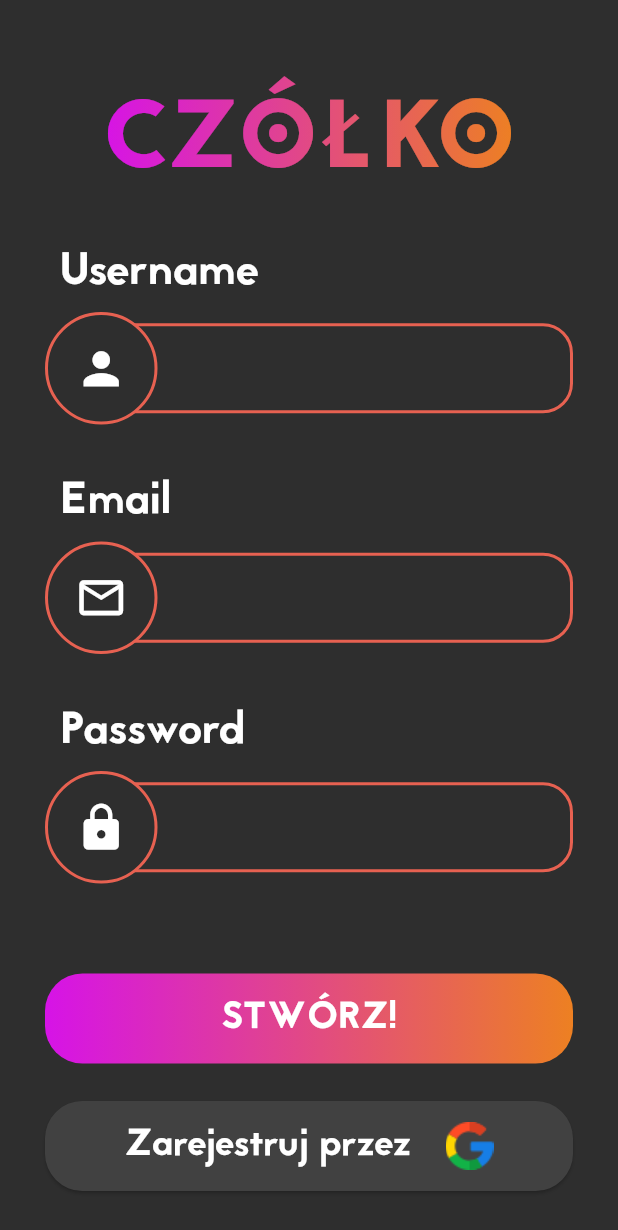
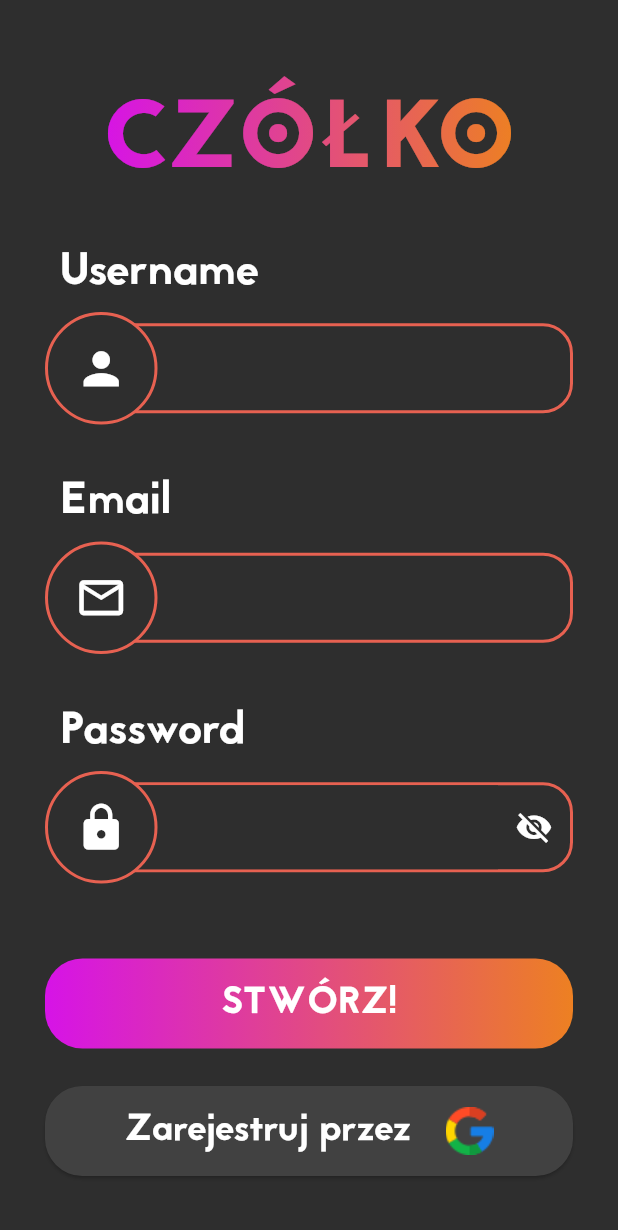
Before and after one commit to Zyza123/gra_czolko, a Flutter app: the Register screen opened directly, on a phone screen of 412 x 824 dp. Shown: the top 1230 px of the screen. Run offline on Flutter 3.47's test engine with Material 3 defaults, Android fonts, the phone set to English and light mode, and no system bars; drawn by our look-alikes of simple_gradient_text; our stand-ins replace firebase_auth, firebase_core, page_transition; accounts and stored records are empty.

Commit message:
dodano rejestrację od strony systemowej

```diff
--- a/lib/login_panels/register.dart
+++ b/lib/login_panels/register.dart
@@ -1,3 +1,4 @@
+import 'package:firebase_auth/firebase_auth.dart';
 import 'package:flutter/material.dart';
 import 'package:simple_gradient_text/simple_gradient_text.dart';
 
@@ -11,6 +12,89 @@
 }
 
 class _RegisterState extends State<Register> {
+
+  Future<void> registerWithEmailPassword(String email, String password, BuildContext context) async {
+    try {
+      final UserCredential userCredential = await FirebaseAuth.instance.createUserWithEmailAndPassword(
+        email: email,
+        password: password,
+      );
+      // Rejestracja zakończona sukcesem, wysyłamy email weryfikacyjny
+      if (userCredential.user != null && !userCredential.user!.emailVerified) {
+        await userCredential.user!.sendEmailVerification();
+        ScaffoldMessenger.of(context).showSnackBar(const SnackBar(content: Text('Pomyślnie utworzono konto\nZweryfikuj adres email aby się zalogować.')));
+
+        // Dodajemy opóźnienie, aby użytkownik mógł przeczytać komunikat
+        await Future.delayed(Duration(seconds: 3));
+
+        // Używamy Navigatora do powrotu do poprzedniego ekranu
+        Navigator.of(context).pop();
+      }
+      // Przekieruj do strony informującej o konieczności weryfikacji email lub do ekranu logowania
+    } on FirebaseAuthException catch (e) {
+      if (e.code == 'weak-password') {
+        ScaffoldMessenger.of(context).showSnackBar(const SnackBar(content: Text('Hasło jest za słabe.')));
+      } else if (e.code == 'email-already-in-use') {
+        ScaffoldMessenger.of(context).showSnackBar(const SnackBar(content: Text('Ten adres email jest już powiązany z innym kontem.')));
+      }
+      return;
+    } catch (e) {
+      debugPrint(e.toString());
+      return;
+    }
+  }
+
+  TextEditingController username = TextEditingController();
+  bool warningUsername = false;
+  TextEditingController email = TextEditingController();
+  bool warningEmail = false;
+  TextEditingController password = TextEditingController();
+  bool warningPassword = false;
+  bool hidePassword = true;
+
+  void resetUsername(){
+    setState(() {warningUsername = false;});
+  }
+  void resetEmail(){
+    setState(() {warningEmail = false;});
+  }
+  void resetPassword(){
+    setState(() {warningPassword = false;});
+  }
+
+
+  @override
+  void initState() {
+    username.addListener(resetUsername);
+    email.addListener(resetEmail);
+    password.addListener(resetPassword);
+    super.initState();
+  }
+
+  @override
+  void dispose() {
+    username.dispose();
+    username.removeListener(resetUsername);
+    email.removeListener(resetEmail);
+    password.removeListener(resetPassword);
+    super.dispose();
+  }
+
+  bool validateRegistration(){
+    setState(() {
+      // checking username
+      warningUsername = username.text.isEmpty;
+      // checking email
+      RegExp emailRegex = RegExp(r'^.+@.+\..+$');
+      warningEmail = !(emailRegex.hasMatch(email.text) && email.text.length >= 6);
+      // checking password
+      warningPassword = !(password.text.length >= 6);
+    });
+    // odwracam (jesli wszystkie to false to znaczy że po zamianie są wszystkei true to jest poprawnie)
+    bool isFormValid = !warningUsername && !warningEmail && !warningPassword;
+    return isFormValid;
+  }
+
   @override
   Widget build(BuildContext context) {
     return Scaffold(
@@ -63,7 +147,10 @@
                       child: Container(
                         height: 60,
                         child: TextFormField(
+                          controller: username,
+                          maxLength: 30,
                           decoration: InputDecoration(
+                            counterText: "",
                             fillColor: Color(0xff2E2E2E),
                             filled: true,
                             contentPadding: EdgeInsets.only(
@@ -110,6 +197,16 @@
                     )
                   ],
                 ),
+                if(warningUsername)
+                  SizedBox(height: 10),
+                if(warningUsername)
+                  const Align(
+                    alignment: Alignment.topLeft,
+                    child: Text(
+                      '* Nazwa użytkownika nie może być pusta.',
+                      style: TextStyle(color: Colors.red, fontSize: 16),
+                    ),
+                  ),
                 SizedBox(height: 30),
                 Padding(
                   padding: const EdgeInsets.only(left: 10.0),
@@ -135,7 +232,10 @@
                       child: Container(
                         height: 60,
                         child: TextFormField(
+                          controller: email,
+                          maxLength: 30,
                           decoration: InputDecoration(
+                            counterText: "",
                             fillColor: Color(0xff2E2E2E),
                             filled: true,
                             contentPadding: EdgeInsets.only(
@@ -182,6 +282,16 @@
                     )
                   ],
                 ),
+                if(warningEmail)
+                  SizedBox(height: 10),
+                if(warningEmail)
+                  const Align(
+                    alignment: Alignment.topLeft,
+                    child: Text(
+                      '* Email musi zawierać co najmniej 6 znaków, kropkę i @.',
+                      style: TextStyle(color: Colors.red, fontSize: 16),
+                    ),
+                  ),
                 SizedBox(height: 30),
                 Padding(
                   padding: const EdgeInsets.only(left: 10.0),
@@ -206,36 +316,47 @@
                       padding: const EdgeInsets.only(left: 5.0),
                       child: Container(
                         height: 60,
+                        decoration: BoxDecoration(
+                            borderRadius: BorderRadius.circular(20),
+                          border: Border.all(width: 2, color: Color(0xffE76151))
+                        ),
+                        child: Row(
+                          children: [
+                            Expanded(
                               child: TextFormField(
-                          obscureText: true,
+                                controller: password,
+                                maxLength: 30,
+                                obscureText: hidePassword,
                                 decoration: InputDecoration(
+                                  counterText: "",
                                   fillColor: Color(0xff2E2E2E),
                                   filled: true,
+                                  border: InputBorder.none,
                                   contentPadding: EdgeInsets.only(
                                       left: 75, right: 10, top: 21, bottom: 21),
-                            border: OutlineInputBorder(
-                              borderRadius: BorderRadius.circular(20),
-                              borderSide: BorderSide(
-                                  width: 2, color: Color(0xffE76151)),
-                            ),
-                            enabledBorder: OutlineInputBorder(
-                              // Gdy pole tekstowe jest dostępne, ale nie ma focusa
-                              borderRadius: BorderRadius.circular(20),
-                              borderSide: BorderSide(
-                                  width: 2, color: Color(0xffE76151)),
-                            ),
-                            focusedBorder: OutlineInputBorder(
-                              // Gdy pole tekstowe jest zaznaczone (ma focus)
-                              borderRadius: BorderRadius.circular(20),
-                              borderSide: BorderSide(
-                                  width: 2, color: Color(0xffE76151)),
-                            ),
                                 ),
                                 style: TextStyle(
                                     color: Colors.white,
                                     fontSize: 18,
                                     fontFamily: 'Jaapokki',
                                     letterSpacing: 2),
+                              ),
+                            ),
+                            IconButton(
+                              color: Colors.white,
+                              iconSize: 25,
+                              icon: Icon(
+                                hidePassword
+                                    ? Icons.visibility_off
+                                    : Icons.visibility,
+                              ),
+                              onPressed: () {
+                                setState(() {
+                                  hidePassword = !hidePassword;
+                                });
+                              },
+                            ),
+                          ],
                         ),
                       ),
                     ),
@@ -255,11 +376,25 @@
                     )
                   ],
                 ),
-                SizedBox(height: 60),
+                if(warningPassword)
+                  SizedBox(height: 10),
+                if(warningPassword)
+                  const Align(
+                    alignment: Alignment.topLeft,
+                    child: Text(
+                      '* Hasło musi zawierać co najmniej 6 znaków.',
+                      style: TextStyle(color: Colors.red, fontSize: 16),
+                    ),
+                  ),
+                SizedBox(height: 50),
                 MyElevatedButton(
                   width: double.infinity,
                   height: 60,
-                  onPressed: () {},
+                  onPressed: () {
+                    if(validateRegistration()){
+                      registerWithEmailPassword(email.text, password.text, context);
+                    };
+                  },
                   borderRadius: BorderRadius.circular(25),
                   child: Text(
                     'STWÓRZ!',
@@ -287,6 +422,7 @@
                     ),
                   ),
                 ),
+                SizedBox(height: 10),
               ],
             ),
           ),
--- a/pubspec.yaml
+++ b/pubspec.yaml
@@ -37,6 +37,8 @@
   cupertino_icons: ^1.0.2
   simple_gradient_text: ^1.3.0
   page_transition: ^2.1.0
+  firebase_core: ^2.27.0
+  firebase_auth: ^4.17.8
 
 dev_dependencies:
   flutter_test:
```
Also changed, not shown: lib/main.dart (+7 -1 lines), lib/firebase_options.dart (added), pubspec.lock, 1 other file. Lines whose indentation alone changed are shown as unchanged.
